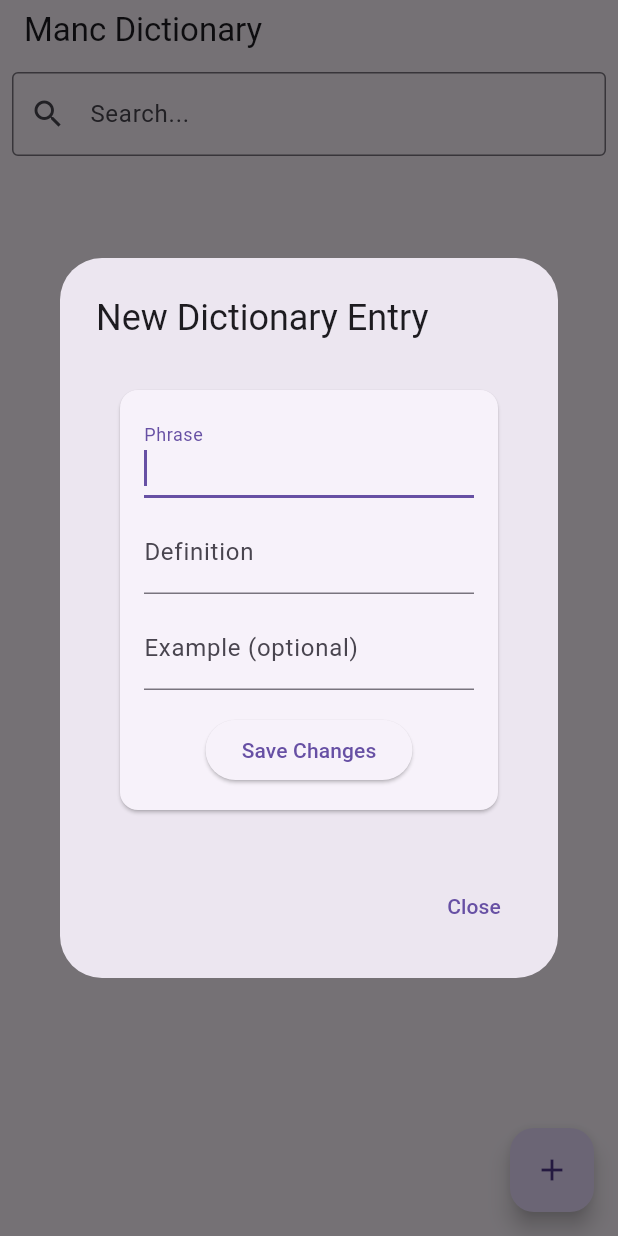
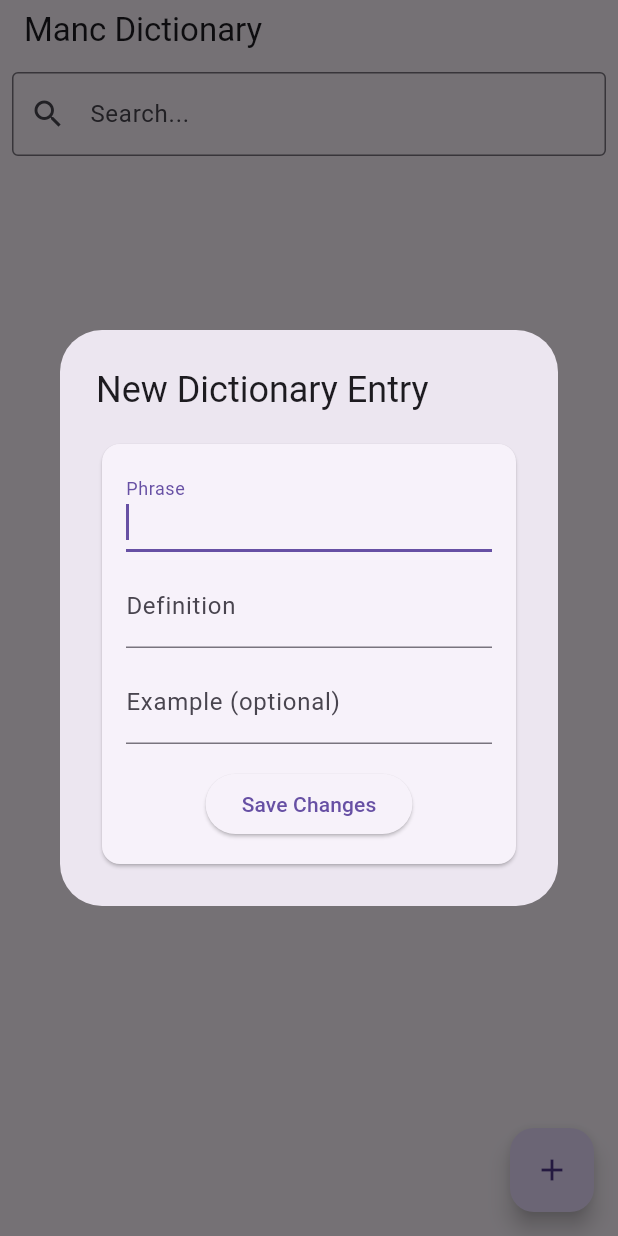
Before and after one commit to Kravchenko1996/manc-dictionary, a Flutter app: the screen it shows after launch, after a tap on the "add" icon, on a phone screen of 412 x 824 dp. Run offline on Flutter 3.47's test engine with Material 3 defaults, Android fonts, the phone set to English and light mode, and no system bars; our stand-ins replace cloud_firestore, firebase_core, freezed_annotation; accounts and stored records are empty.

Commit message:
-remove back button from dialogs;

```diff
--- a/lib/view/screens/dictionary_screen.dart
+++ b/lib/view/screens/dictionary_screen.dart
@@ -92,12 +92,6 @@ class _DictionaryScreenState extends State<DictionaryScreen> {
       builder: (context) => AlertDialog(
         title: const Text('New Dictionary Entry'),
         content: NewEntryWidget(),
-        actions: [
-          TextButton(
-            onPressed: () => Navigator.of(context).pop(),
-            child: const Text('Close'),
-          ),
-        ],
       ),
     );
   }
--- a/lib/view/widgets/edit_entry_widget.dart
+++ b/lib/view/widgets/edit_entry_widget.dart
@@ -46,7 +46,6 @@ class _EditEntryWidgetState extends State<EditEntryWidget> {
     final example = _exampleController.text.trim();
     if (phrase.isEmpty || definition.isEmpty) return;
     widget.onSave(phrase, definition, example);
-    Navigator.of(context).pop();
   }
 
   @override
--- a/lib/view/widgets/entry_form_widget.dart
+++ b/lib/view/widgets/entry_form_widget.dart
@@ -16,10 +16,10 @@ class EntryFormWidget extends StatelessWidget {
 
   @override
   Widget build(BuildContext context) {
-    return SizedBox(
+    return SingleChildScrollView(
+      child: SizedBox(
         width: MediaQuery.of(context).size.width,
         child: Card(
-        margin: const EdgeInsets.all(16),
           child: Padding(
             padding: const EdgeInsets.all(16),
             child: Column(
@@ -58,6 +58,7 @@ class EntryFormWidget extends StatelessWidget {
             ),
           ),
         ),
+      ),
     );
   }
 }
```
Also changed, not shown: lib/view/widgets/dictionary_entry_card.dart (+1 -6 lines), 1 other file. Lines whose indentation alone changed are shown as unchanged.
